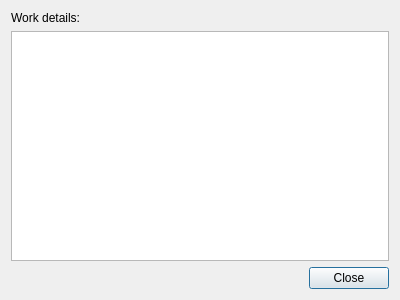
Qt form ui/WorkDetailManager.ui (cvuchener/df-workdetailtest) before a commit.
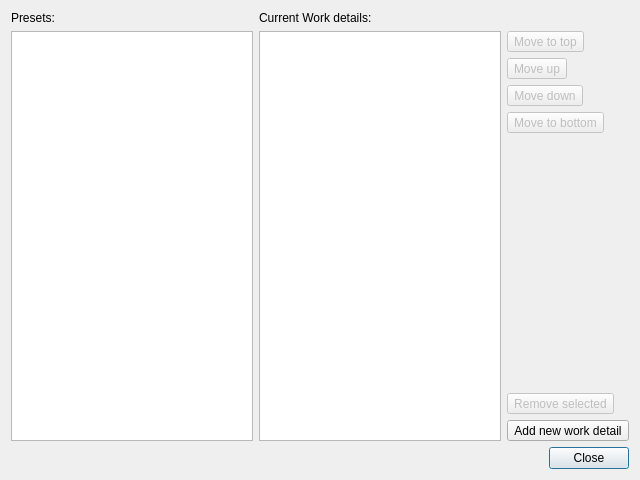
The same form after that commit. Icons and pictures are not drawn. Custom widgets are drawn as their Qt base class.

Commit message: Add work detail presets

Patch:
```diff
--- a/ui/WorkDetailManager.ui
+++ b/ui/WorkDetailManager.ui
@@ -6,8 +6,8 @@
    <rect>
     <x>0</x>
     <y>0</y>
-    <width>400</width>
-    <height>300</height>
+    <width>640</width>
+    <height>480</height>
    </rect>
   </property>
   <property name="windowTitle">
@@ -17,16 +17,16 @@
    <item>
     <layout class="QHBoxLayout" name="horizontalLayout">
      <item>
-      <layout class="QVBoxLayout" name="verticalLayout">
+      <layout class="QVBoxLayout" name="verticalLayout_3">
        <item>
-        <widget class="QLabel" name="workdetails_label">
+        <widget class="QLabel" name="presets_label">
          <property name="text">
-          <string>Work details:</string>
+          <string>Presets:</string>
          </property>
         </widget>
        </item>
        <item>
-        <widget class="QListView" name="workdetails_view">
+        <widget class="WorkDetailPresetView" name="presets_view">
          <property name="contextMenuPolicy">
           <enum>Qt::CustomContextMenu</enum>
          </property>
@@ -39,10 +39,139 @@
          <property name="selectionMode">
           <enum>QAbstractItemView::ExtendedSelection</enum>
          </property>
+         <property name="headerHidden">
+          <bool>true</bool>
+         </property>
         </widget>
        </item>
       </layout>
      </item>
+     <item>
+      <layout class="QVBoxLayout" name="verticalLayout">
+       <item>
+        <widget class="QLabel" name="workdetails_label">
+         <property name="text">
+          <string>Current Work details:</string>
+         </property>
+        </widget>
+       </item>
+       <item>
+        <layout class="QHBoxLayout" name="horizontalLayout_2">
+         <item>
+          <widget class="WorkDetailView" name="workdetails_view">
+           <property name="contextMenuPolicy">
+            <enum>Qt::CustomContextMenu</enum>
+           </property>
+           <property name="dragEnabled">
+            <bool>true</bool>
+           </property>
+           <property name="dragDropMode">
+            <enum>QAbstractItemView::DragDrop</enum>
+           </property>
+           <property name="defaultDropAction">
+            <enum>Qt::MoveAction</enum>
+           </property>
+           <property name="selectionMode">
+            <enum>QAbstractItemView::ExtendedSelection</enum>
+           </property>
+          </widget>
+         </item>
+         <item>
+          <layout class="QVBoxLayout" name="verticalLayout_4">
+           <item>
+            <widget class="QToolButton" name="move_top_button">
+             <property name="enabled">
+              <bool>false</bool>
+             </property>
+             <property name="text">
+              <string>Move to top</string>
+             </property>
+             <property name="icon">
+              <iconset theme="go-top"/>
+             </property>
+            </widget>
+           </item>
+           <item>
+            <widget class="QToolButton" name="move_up_button">
+             <property name="enabled">
+              <bool>false</bool>
+             </property>
+             <property name="text">
+              <string>Move up</string>
+             </property>
+             <property name="icon">
+              <iconset theme="go-up"/>
+             </property>
+            </widget>
+           </item>
+           <item>
+            <widget class="QToolButton" name="move_down_button">
+             <property name="enabled">
+              <bool>false</bool>
+             </property>
+             <property name="text">
+              <string>Move down</string>
+             </property>
+             <property name="icon">
+              <iconset theme="go-down"/>
+             </property>
+            </widget>
+           </item>
+           <item>
+            <widget class="QToolButton" name="move_bottom_button">
+             <property name="enabled">
+              <bool>false</bool>
+             </property>
+             <property name="text">
+              <string>Move to bottom</string>
+             </property>
+             <property name="icon">
+              <iconset theme="go-bottom"/>
+             </property>
+            </widget>
+           </item>
+           <item>
+            <spacer name="verticalSpacer">
+             <property name="orientation">
+              <enum>Qt::Vertical</enum>
+             </property>
+             <property name="sizeHint" stdset="0">
+              <size>
+               <width>20</width>
+               <height>40</height>
+              </size>
+             </property>
+            </spacer>
+           </item>
+           <item>
+            <widget class="QToolButton" name="remove_workdetails_button">
+             <property name="enabled">
+              <bool>false</bool>
+             </property>
+             <property name="text">
+              <string>Remove selected</string>
+             </property>
+             <property name="icon">
+              <iconset theme="edit-delete"/>
+             </property>
+            </widget>
+           </item>
+           <item>
+            <widget class="QToolButton" name="add_workdetail_button">
+             <property name="text">
+              <string>Add new work detail</string>
+             </property>
+             <property name="icon">
+              <iconset theme="document-new"/>
+             </property>
+            </widget>
+           </item>
+          </layout>
+         </item>
+        </layout>
+       </item>
+      </layout>
+     </item>
     </layout>
    </item>
    <item>
@@ -57,6 +186,18 @@
    </item>
   </layout>
  </widget>
+ <customwidgets>
+  <customwidget>
+   <class>WorkDetailView</class>
+   <extends>QListView</extends>
+   <header>WorkDetailManager.h</header>
+  </customwidget>
+  <customwidget>
+   <class>WorkDetailPresetView</class>
+   <extends>QTreeView</extends>
+   <header>WorkDetailManager.h</header>
+  </customwidget>
+ </customwidgets>
  <resources/>
  <connections>
   <connection>
```
Left out of the diff: 3 changed lines with no effect on the pictures. The commit also changes 14 other files.
